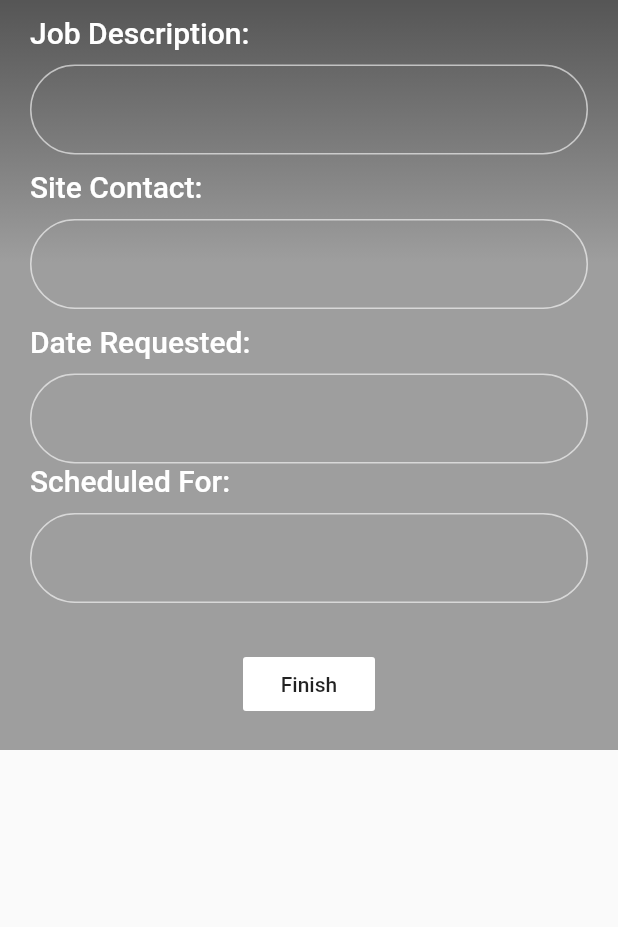
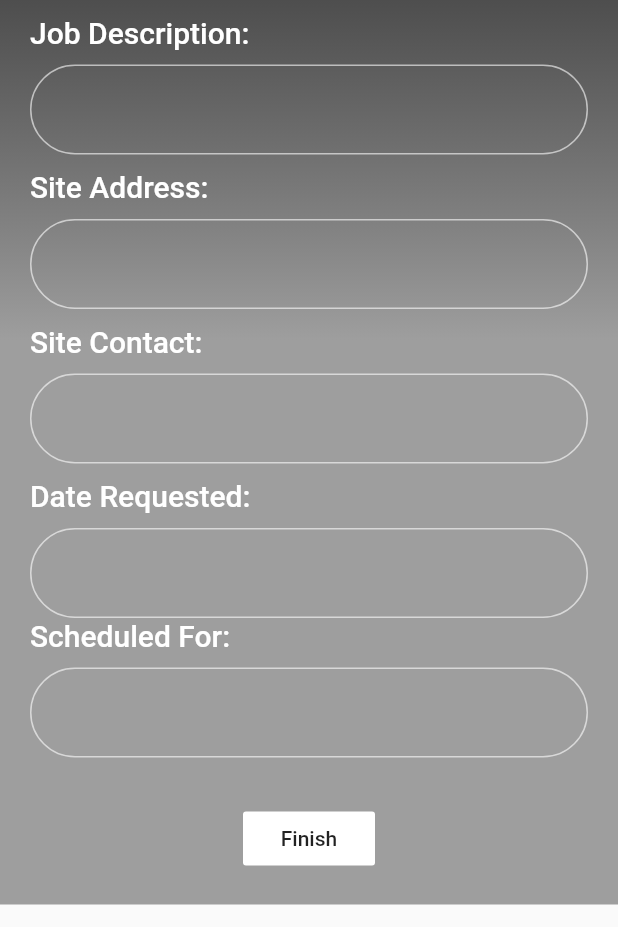
Before and after one commit to StevenPicache/visionaries_mobile_app, a Flutter app: the DetailsScreen screen opened directly with empty values, on a phone screen of 412 x 824 dp, the part 309-1236 px from its top. Run offline on Flutter 3.47's test engine with Material 2 defaults, Android fonts, the phone set to English and light mode, and no system bars; our stand-ins replace animated_text_kit, firebase_auth, firebase_core, flutter_progress_hud, geolocator, google_maps_flutter and 2 more; missing offline and left inert: barcode_scan, flutter_polyline_points; accounts and stored records are empty.

Commit message:
Start of sprint 3

```diff
--- a/lib/components/services_card.dart
+++ b/lib/components/services_card.dart
@@ -26,7 +26,6 @@ class ServicesCard extends StatelessWidget {
         height: 75,
         width: 50,
 
-
         child: Card(
           child: ListTile(
             // THIS WILL BE THE IMAGE OF THE BUILDING
@@ -36,8 +35,6 @@ class ServicesCard extends StatelessWidget {
             trailing: Icon(Icons.arrow_forward_ios, size: 30,),
 
           ),
-
-
         ),
       ),
 
--- a/lib/main.dart
+++ b/lib/main.dart
@@ -1,7 +1,7 @@
 import 'package:firebase_core/firebase_core.dart';
 import 'package:flutter/material.dart';
 
-import 'package:visionariesmobileapp/screens/auth_screen.dart';
+import 'file:///C:/Users/picac/Desktop/Flutter%20Application/visionaries_mobile_app/lib/helpers/auth_screen.dart';
 import 'package:visionariesmobileapp/screens/find_site_location.dart';
 import 'package:visionariesmobileapp/screens/home_screen.dart';
 import 'package:visionariesmobileapp/screens/login_screen.dart';
--- a/lib/screens/login_screen.dart
+++ b/lib/screens/login_screen.dart
@@ -1,7 +1,8 @@
 import 'package:animated_text_kit/animated_text_kit.dart';
 import 'package:flutter/material.dart';
 import 'package:visionariesmobileapp/constants.dart';
-import 'package:visionariesmobileapp/screens/auth_screen.dart';
+import 'package:visionariesmobileapp/helpers/auth_screen.dart';
+
 
 
 
@@ -132,9 +133,6 @@ class _LoginScreenState extends State<LoginScreen> {
                   Navigator.pushNamed(context, AuthenticationScreen.routeName, arguments: true);
                 },
               ),
-
-
-
             ],
           ),
         ),
--- a/lib/screens/service_details.dart
+++ b/lib/screens/service_details.dart
@@ -30,8 +30,6 @@ class DetailsScreen extends StatelessWidget {
 
 
       body: Container(
-//        height: 600,
-
         decoration: BoxDecoration(
 //          color: Colors.grey
           gradient: LinearGradient(
@@ -165,6 +163,70 @@ class DetailsScreen extends StatelessWidget {
                 height: kSmallMargin,
               ),
 
+              Row(
+                children: [
+                  Padding(
+                    padding:
+                    const EdgeInsets.symmetric(horizontal: kLargeMargin),
+                    child: Text(
+                      "Site Address: ",
+                      style: TextStyle(
+                        fontSize: 20.0,
+                        fontWeight: FontWeight.w500,
+                        color: Theme
+                            .of(context)
+                            .primaryColorLight,
+                      ),
+                    ),
+                  )
+                ],
+              ),
+
+              SizedBox(
+                width: kSmallMargin,
+                height: kSmallMargin,
+              ),
+
+
+              Row(
+                mainAxisAlignment: MainAxisAlignment.start,
+                children: [
+                  Expanded(
+                    child: Padding(
+                      padding: const EdgeInsets.symmetric(horizontal: kLargeMargin),
+
+                      child: Container(
+
+                        decoration: BoxDecoration(
+                            border: Border.all(
+                              color: Colors.white60,
+                            ),
+                            borderRadius: BorderRadius.all(
+                                Radius.circular(40))
+
+                        ),
+                        child: Padding(
+                          padding: const EdgeInsets.all(20),
+                          child: Text(
+                            //"THIS IS WHERE JOB DESCRIPTION FROM API WILL BE STORED",
+                            myServices.site_address,
+                            style: TextStyle(
+                                fontSize: 15,
+                                color: Theme
+                                    .of(context)
+                                    .primaryColorDark),
+                          ),
+                        ),
+                      ),
+                    ),
+                  )
+                ],
+              ),
+
+              SizedBox(
+                width: kSmallMargin,
+                height: kSmallMargin,
+              ),
 
               Row(
                 children: [
@@ -193,6 +255,7 @@ class DetailsScreen extends StatelessWidget {
 
               Row(
                 mainAxisAlignment: MainAxisAlignment.start,
+
                 children: [
                   Expanded(
                     child: Padding(
--- a/lib/utils/alert_utils.dart
+++ b/lib/utils/alert_utils.dart
@@ -15,7 +15,7 @@ class AlertUtils{
         desc = 'Check your email and password try again';
         break;
       case "ERROR_INVALID_PASSWORD":
-        title = 'Incorrect password';
+        title = 'Invalid password';
         desc = 'Check your password and try again';
         break;
 
--- a/pubspec.yaml
+++ b/pubspec.yaml
@@ -40,6 +40,7 @@ dependencies:
   http: ^0.12.2
   flutter_polyline_points: ^0.2.4
   flutter_map: ^0.11.0
+  barcode_scan: 1.0.0
 
   shared_preferences: ^0.5.12+4
 
```
Also changed, not shown: lib/models/bar_code_scanner.dart (added, +48 -0 lines), lib/screens/home_screen.dart (+241 -83 lines), lib/screens/today_service.dart (+43 -60 lines), lib/utils/user_feedback_utils.dart (added, +27 -0 lines), lib/helpers/auth_screen.dart (renamed from lib/screens/auth_screen.dart), pubspec.lock.
